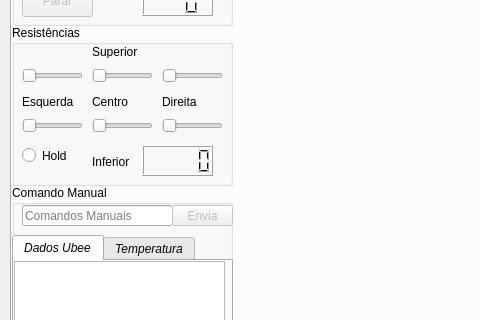
Old version of the form source/forno_design.ui in the repository Atzingen/controleForno-interface; both pictures show x 0 to 480 and y 91 to 411 of the 801 by 617 pixel window.
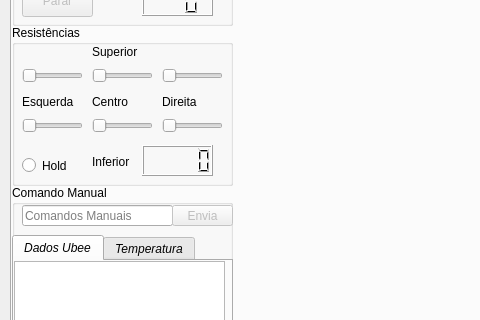
New version of the form. Custom widgets are drawn as their Qt base class.

Patch:
```diff
--- a/source/forno_design.ui
+++ b/source/forno_design.ui
@@ -341,7 +341,7 @@
        <property name="geometry">
         <rect>
          <x>10</x>
-         <y>120</y>
+         <y>130</y>
          <width>82</width>
          <height>21</height>
         </rect>
```
